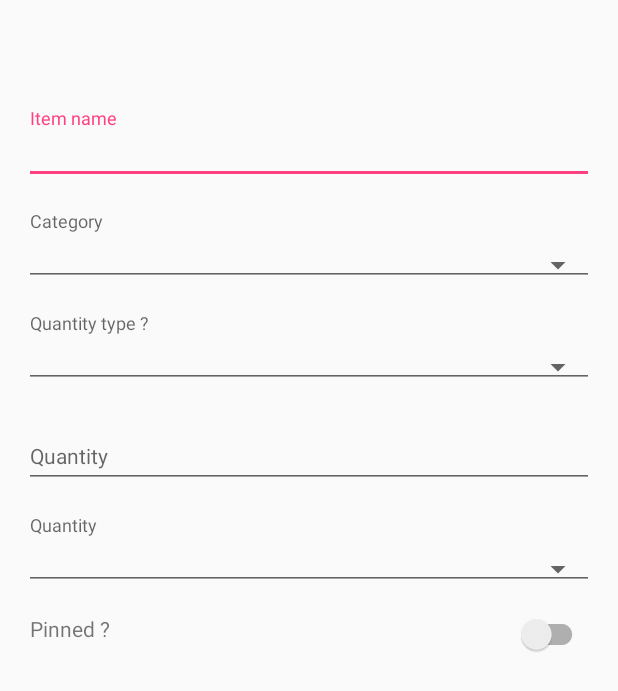
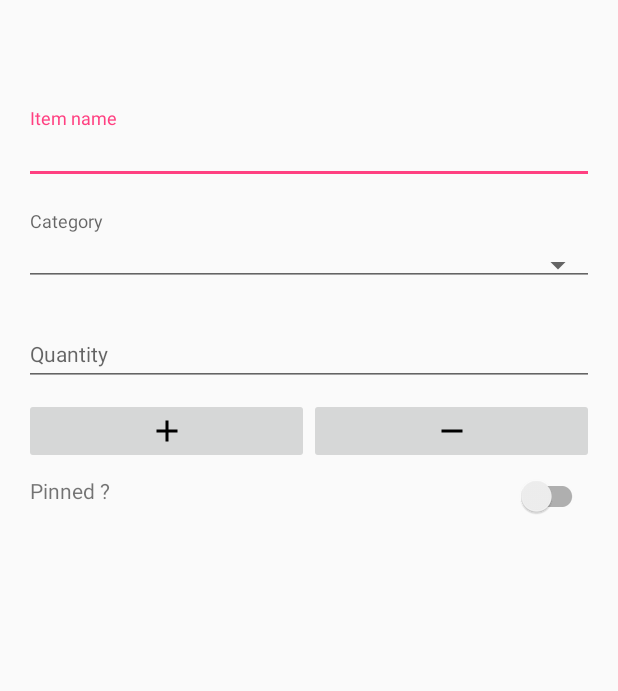
Before and after one commit to DeltaJulio/Capstone-Project, an Android app: the layout activity_new_item.xml on its own in the app's theme, with its tools: preview values and no code run, on a phone screen of 412 x 824 dp. Shown: the top 691 px of the screen. Run offline under Robolectric (Android 15) with nearby library versions, the phone set to English and light mode, and no system bars.

```diff
--- a/app/src/main/java/io/github/deltajulio/pantrybank/ui/PantryOnClickListener.java
+++ b/app/src/main/java/io/github/deltajulio/pantrybank/ui/PantryOnClickListener.java
@@ -8,11 +8,5 @@ public interface PantryOnClickListener
 {
     void OnPinClicked(final int position);
 
-    void OnDropDownClicked(final int position, PantryFoodHolder holder);
-
     void OnEditClicked(final int position);
-
-    void OnAddClicked(final int position);
-
-    void OnRemoveClicked(final int position);
 }
--- a/app/src/main/res/layout/activity_new_item.xml
+++ b/app/src/main/res/layout/activity_new_item.xml
@@ -70,31 +70,6 @@
 
             </LinearLayout>
 
-            <!-- QuantityType input -->
-            <LinearLayout
-                android:layout_width="match_parent"
-                android:layout_height="wrap_content"
-                android:orientation="vertical"
-                android:layout_marginTop="@dimen/input_label_vertical_padding"
-                android:layout_marginBottom="@dimen/input_label_vertical_padding"
-                >
-
-                <TextView
-                    android:layout_width="wrap_content"
-                    android:layout_height="wrap_content"
-                    android:text="@string/label_quantity_type"
-                    style="@style/InputLabel"
-                    />
-
-                <android.support.v7.widget.AppCompatSpinner
-                    android:id="@+id/quantity_type_spinner"
-                    android:layout_width="match_parent"
-                    android:layout_height="wrap_content"
-                    style="@style/Widget.AppCompat.Spinner.Underlined"
-                    />
-
-            </LinearLayout>
-
             <!-- Quantity long input -->
             <android.support.design.widget.TextInputLayout
                 style="@style/NewItemLabel"
@@ -110,28 +85,25 @@
 
             </android.support.design.widget.TextInputLayout>
 
-            <!-- Quantity enum input -->
             <LinearLayout
-                android:id="@+id/quantity_enum_container"
                 android:layout_width="match_parent"
                 android:layout_height="wrap_content"
-                android:orientation="vertical"
-                android:layout_marginTop="@dimen/input_label_vertical_padding"
-                android:layout_marginBottom="@dimen/input_label_vertical_padding"
                 >
 
-                <TextView
+                <ImageButton
+                    android:id="@+id/button_add"
                     android:layout_width="wrap_content"
                     android:layout_height="wrap_content"
-                    android:text="@string/label_quantity"
-                    style="@style/InputLabel"
+                    android:layout_weight="1"
+                    app:srcCompat="@drawable/ic_add_black_24dp"
                     />
 
-                <android.support.v7.widget.AppCompatSpinner
-                    android:id="@+id/quantity_enum_spinner"
-                    android:layout_width="match_parent"
+                <ImageButton
+                    android:id="@+id/button_remove"
+                    android:layout_width="wrap_content"
                     android:layout_height="wrap_content"
-                    style="@style/Widget.AppCompat.Spinner.Underlined"
+                    android:layout_weight="1"
+                    app:srcCompat="@drawable/ic_remove_black_24dp"
                     />
 
             </LinearLayout>
```
Also changed, not shown: app/src/main/java/io/github/deltajulio/pantrybank/ui/PantryFoodHolder.java (+0 -27 lines), app/src/main/java/io/github/deltajulio/pantrybank/ui/adapter/PantryRecyclerAdapter.java (+0 -38 lines), app/src/main/res/layout/action_list.xml (deleted, +0 -38 lines), app/src/main/res/layout/pantry_item.xml (+3 -10 lines).
